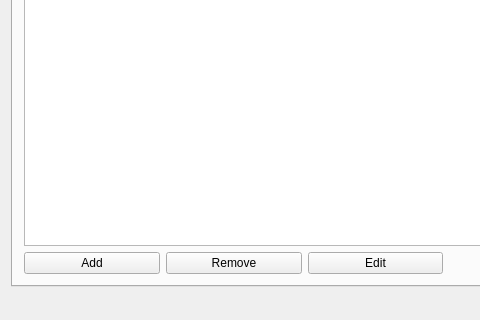
The window that mainwindow.ui (ManiSigt/Verklegt-nams) describes before a commit, drawn with Qt 5; both pictures show x 0 to 480 and y 173 to 493 of the 609 by 493 pixel window.
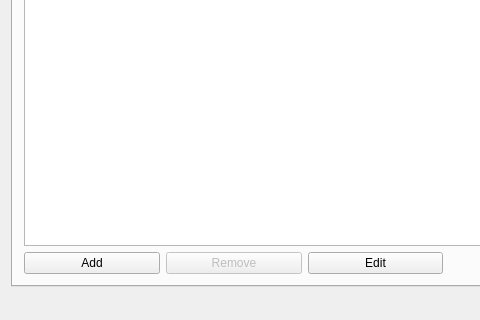
The same window after the commit. The open tabs and pages were chosen to show the change.

What changed in the file:
```diff
--- a/mainwindow.ui
+++ b/mainwindow.ui
@@ -233,7 +233,7 @@
         <item row="2" column="1">
          <widget class="QPushButton" name="button_connections_remove">
           <property name="enabled">
-           <bool>true</bool>
+           <bool>false</bool>
           </property>
           <property name="text">
            <string>Remove</string>
```
Left out of the diff: 4 changed lines with no effect on the pictures.
